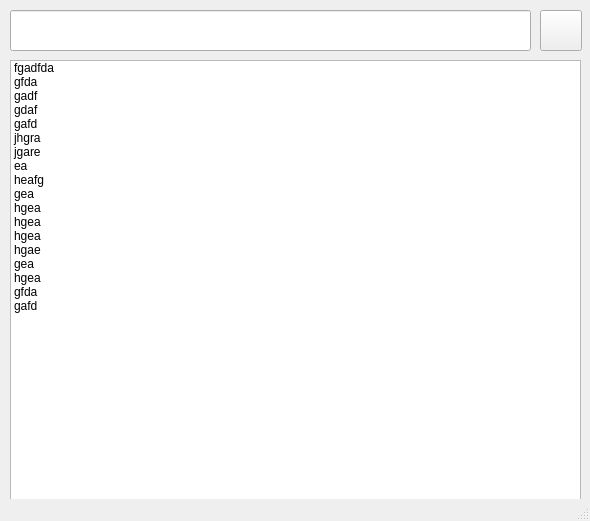
Above: ui/mainwindow.ui from mtzdev/Youtube-Downloader before the change. Below: the same form after it.
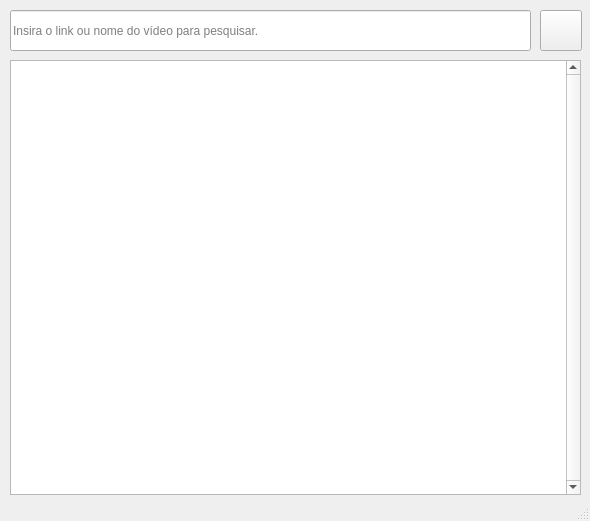
That is the form after the change.

```diff
--- a/ui/mainwindow.ui
+++ b/ui/mainwindow.ui
@@ -26,6 +26,9 @@
     <property name="frame">
      <bool>true</bool>
     </property>
+    <property name="placeholderText">
+     <string>Insira o link ou nome do vídeo para pesquisar.</string>
+    </property>
    </widget>
    <widget class="QPushButton" name="pushButton">
     <property name="geometry">
@@ -46,135 +49,21 @@
       <x>10</x>
       <y>60</y>
       <width>571</width>
-      <height>441</height>
+      <height>435</height>
      </rect>
     </property>
     <property name="styleSheet">
-     <string notr="true">border: none;
-font-size: 22px;
-QListWidget {
-    border: 1px solid #D3D3D3;
-    border-radius: 5px;
-}
-
-QScrollBar:vertical {
-    border: none;
-    background: #F0F0F0;
-    width: 12px;
-    margin: 0px 0px 0px 0px;
-}
-
-QScrollBar::handle:vertical {
-    background: #888;
-    border-radius: 6px;
-}
-
-QScrollBar::handle:vertical:hover {
-    background: #555;
-}
-
-QScrollBar::add-line:vertical {
-    border: none;
-    background: #F0F0F0;
-    height: 0px;
-}
-
-QScrollBar::sub-line:vertical {
-    border: none;
-    background: #F0F0F0;
-    height: 0px;
-}</string>
+     <string notr="true"/>
     </property>
-    <item>
-     <property name="text">
-      <string>fgadfda</string>
-     </property>
-    </item>
-    <item>
-     <property name="text">
-      <string>gfda</string>
-     </property>
-    </item>
-    <item>
-     <property name="text">
-      <string>gadf</string>
-     </property>
-    </item>
-    <item>
-     <property name="text">
-      <string>gdaf</string>
-     </property>
-    </item>
-    <item>
-     <property name="text">
-      <string>gafd</string>
-     </property>
-    </item>
-    <item>
-     <property name="text">
-      <string>jhgra</string>
-     </property>
-    </item>
-    <item>
-     <property name="text">
-      <string>jgare</string>
-     </property>
-    </item>
-    <item>
-     <property name="text">
-      <string>ea</string>
-     </property>
-    </item>
-    <item>
-     <property name="text">
-      <string>heafg</string>
-     </property>
-    </item>
-    <item>
-     <property name="text">
-      <string>gea</string>
-     </property>
-    </item>
-    <item>
-     <property name="text">
-      <string>hgea</string>
-     </property>
-    </item>
-    <item>
-     <property name="text">
-      <string>hgea</string>
-     </property>
-    </item>
-    <item>
-     <property name="text">
-      <string>hgea</string>
-     </property>
-    </item>
-    <item>
-     <property name="text">
-      <string>hgae</string>
-     </property>
-    </item>
-    <item>
-     <property name="text">
-      <string>gea</string>
-     </property>
-    </item>
-    <item>
-     <property name="text">
-      <string>hgea</string>
-     </property>
-    </item>
-    <item>
-     <property name="text">
-      <string>gfda</string>
-     </property>
-    </item>
-    <item>
-     <property name="text">
-      <string>gafd</string>
-     </property>
-    </item>
+    <property name="verticalScrollBarPolicy">
+     <enum>Qt::ScrollBarPolicy::ScrollBarAlwaysOn</enum>
+    </property>
+    <property name="autoScroll">
+     <bool>false</bool>
+    </property>
+    <property name="tabKeyNavigation">
+     <bool>true</bool>
+    </property>
    </widget>
   </widget>
   <widget class="QStatusBar" name="statusbar"/>
```
Left out of the diff: 4 changed lines with no effect on the pictures.
